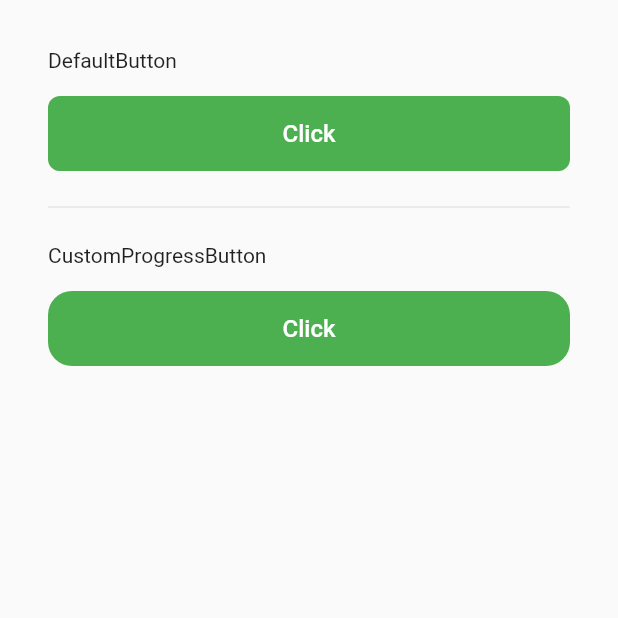
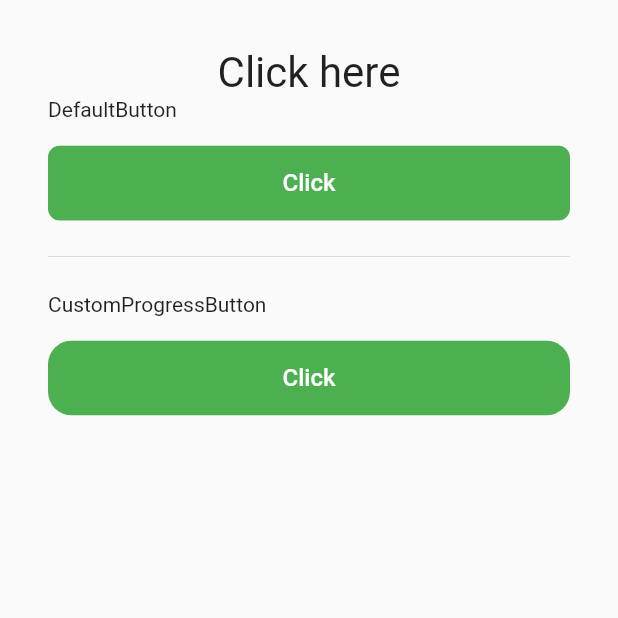
Before and after one commit to srnunio/customized, a Flutter app: the CustomButtonExample screen opened directly, on a phone screen of 412 x 824 dp, the top half of it. Run offline on Flutter 3.47's test engine with Material 2 defaults, Android fonts, the phone set to English and light mode, and no system bars.

Commit message:
other improvements

```diff
--- a/example/lib/custom_button_example.dart
+++ b/example/lib/custom_button_example.dart
@@ -22,13 +22,19 @@ class _CustomButtonExampleState extends State<CustomButtonExample> {
         padding: EdgeInsets.all(16.0),
         child: ListView(
           children: [
+            Txt(
+              'click_message',
+              textSize: 28,
+              textAlign: TextAlign.center,
+              builderText: (value) => 'Click here',
+            ),
             Txt('DefaultButton'),
             SizedBox(
               height: 16,
             ),
             DefaultButton(
               value: 'Click',
-              activeColor: _green,
+              activeColor: Colors.green,
               textColor: Colors.white,
               onPressed: () {},
             ),
--- a/lib/src/custom_button.dart
+++ b/lib/src/custom_button.dart
@@ -15,6 +15,7 @@ abstract class _CustomButton extends StatelessWidget {
   final FontWeight fontWeight;
   final double textSize;
   final bool enableEffectClicked;
+  final String Function(String value) builderText;
 
   const _CustomButton({
     this.onPressed,
@@ -22,6 +23,7 @@ abstract class _CustomButton extends StatelessWidget {
     this.activeColor,
     this.disabledColor,
     this.textColor,
+    this.builderText,
     this.text,
     this.textStyle,
     this.textSize = 16.0,
@@ -61,6 +63,7 @@ class DefaultButton extends _CustomButton {
     Color textColor,
     Color activeColor,
     Color disabledColor,
+    String Function(String value) builderText,
     @required Function onPressed,
   })  : assert(value != null),
         super(
@@ -70,6 +73,7 @@ class DefaultButton extends _CustomButton {
             textColor: textColor ?? Colors.white,
             textStyle: textStyle,
             elevation: elevation,
+            builderText: builderText,
             border: border ?? 8.0,
             fontWeight: fontWeight ?? FontWeight.normal,
             onPressed: onPressed);
@@ -79,6 +83,7 @@ class DefaultButton extends _CustomButton {
       context: context,
       child: Txt(
         text,
+        builderText: builderText,
         textColor: textColor,
         fontWeight: fontWeight,
         textStyle: textStyle,
@@ -98,6 +103,7 @@ class CustomProgressButton extends _CustomButton {
     Color textColor,
     Color activeColor,
     Color disabledColor,
+    String Function(String value) builderText,
     @required Function onPressed,
   })  : assert(value != null),
         assert(isLoading != null),
@@ -107,6 +113,7 @@ class CustomProgressButton extends _CustomButton {
             disabledColor: disabledColor ?? Colors.grey[200],
             textColor: textColor ?? Colors.white,
             textStyle: textStyle,
+            builderText: builderText,
             elevation: elevation ?? 0.0,
             border: border ?? 8.0,
             fontWeight: fontWeight ?? FontWeight.normal,
@@ -123,6 +130,7 @@ class CustomProgressButton extends _CustomButton {
           context: context,
           child: Txt(
             text,
+            builderText: builderText,
             textColor: textColor,
             fontWeight: fontWeight,
             textStyle: textStyle,
--- a/lib/src/custom_text.dart
+++ b/lib/src/custom_text.dart
@@ -104,9 +104,7 @@ class Txt extends StatelessWidget {
     String _text = value;
 
     if (this.builderText != null) {
-      print('builderText: ${_text}');
       _text = builderText(value);
-      print('builderText: ${_text}');
     }
 
     assert(_text != null);
```
